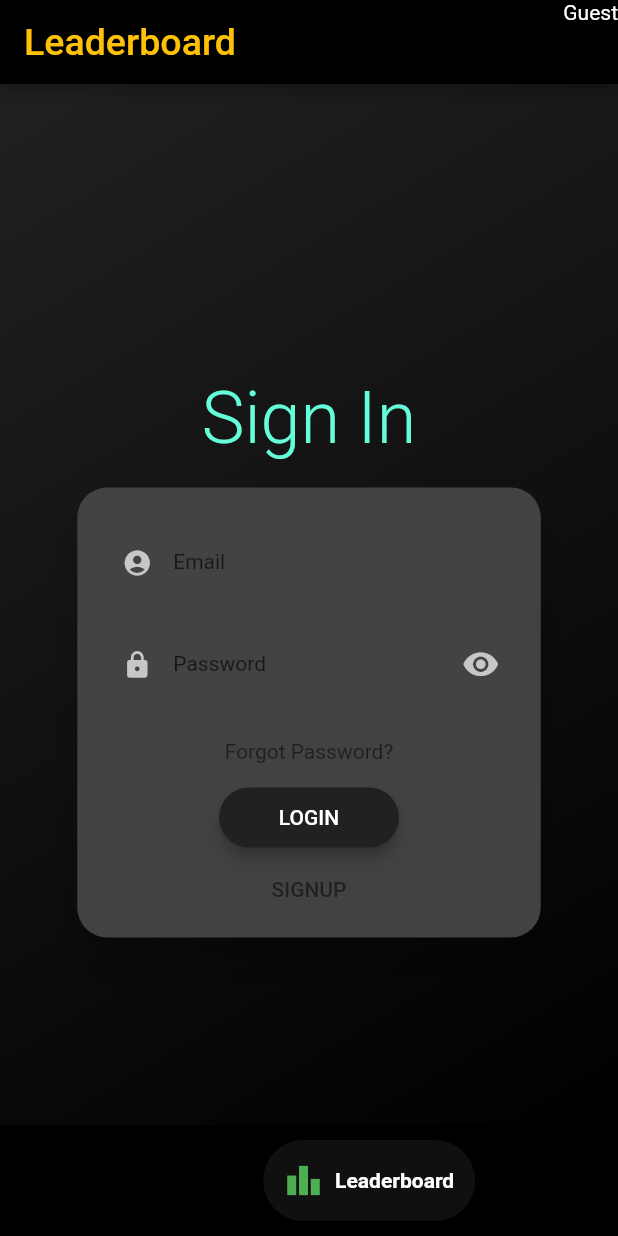
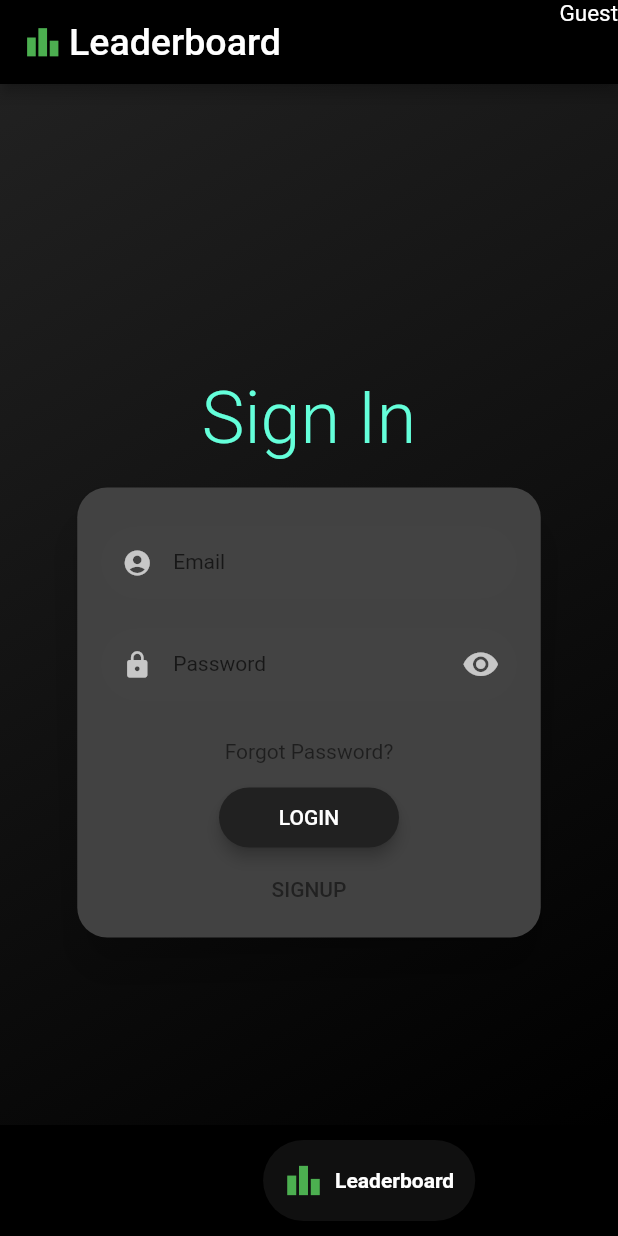
Before and after one commit to AlcidesTheGurj/sdg_thesis, a Flutter app: the screen it shows after launch, item 3 of the bottom bar chosen, on a phone screen of 412 x 824 dp. Run offline on Flutter 3.47's test engine with Material 2 defaults, Android fonts, the light colour scheme and no system bars; drawn by our look-alikes of flutter_login, google_nav_bar; our stand-ins replace cloud_firestore, firebase_auth, firebase_core, firebase_database, flutter_svg, get and 2 more; missing offline and left inert: fluttermoji; accounts and stored records are empty.

```diff
--- a/lib/main.dart
+++ b/lib/main.dart
@@ -7,7 +7,7 @@ import 'package:google_nav_bar/google_nav_bar.dart';
 import 'package:google_fonts/google_fonts.dart';
 import 'package:firebase_database/firebase_database.dart';
 import 'package:firebase_core/firebase_core.dart';
-import 'package:sdg_thesis/blank_page.dart';
+import 'package:sdg_thesis/customization_page.dart';
 import 'package:sdg_thesis/home_page.dart';
 import 'package:sdg_thesis/Personal%20Page/personal_user_page.dart';
 import 'Personal Page/personal_guest_page.dart';
@@ -64,7 +64,7 @@ class _HomeState extends State<Home> {
   //list used to iterate through views
   final List<Widget> views = [
     const MyHomePage(),
-    BlankPage(),
+    const CustomizationPage(),
     const LoginScreen(),
     //const LoginScreen(),
     const WidgetTree()
@@ -73,8 +73,9 @@ class _HomeState extends State<Home> {
   int _selectedIndex = 0;
 
  // List<Color> colors = [Colors.amber, Colors.blue, Colors.green, Colors.red];
-  List<Color> colors = [Colors.amber, Colors.amber, Colors.amber, Colors.amber];
-  List<String> titles = ["Home","Points Shop","Leaderboard","Account"];
+  List<Color> colors = [Colors.amber, Colors.blue, Colors.green, Colors.red];
+  List<String> titles = ["Home","Avatar Palette","Leaderboard","Account"];
+  List<IconData> icons = [Icons.home,Icons.palette,Icons.leaderboard,Icons.person];
 
   @override
   void initState() {
@@ -94,10 +95,17 @@ class _HomeState extends State<Home> {
         backgroundColor: Colors.black,
         appBar: AppBar(
             backgroundColor: Colors.transparent,
-            title: Text(
-              titles[_selectedIndex],
-              style: GoogleFonts.roboto(
-                  fontSize: 25.0, color: colors[_selectedIndex]),
+            // title: Text(
+            //   titles[_selectedIndex],
+            //   style: GoogleFonts.roboto(
+            //       fontSize: 25.0, color: colors[_selectedIndex]),
+            // ),
+            title: Row(
+              children: [
+                Icon(icons[_selectedIndex],color: colors[_selectedIndex],size: 25.0,),
+                SizedBox(width: 5.0,),
+                Text(titles[_selectedIndex],style: GoogleFonts.roboto(fontSize: 25.0),)
+              ],
             ),
             actions: [
               // Text(
@@ -112,17 +120,20 @@ class _HomeState extends State<Home> {
                 return const Center(child: CircularProgressIndicator(),);
               case ConnectionState.active:
                 if (snapshot.hasData){
-                  return Text("${user?.email}");
+                  return Text(style: GoogleFonts.roboto(
+                      fontSize: 15.0),"${user?.email}");
                 }
                 else {
-                  return Text("Guest");
+                  return Text(style: GoogleFonts.roboto(
+                      fontSize: 15.0),"Guest");
                 }
               case ConnectionState.done:
                 if (snapshot.hasData){
-                  return Text("${user?.email}");
+                  return Text(style: GoogleFonts.roboto(
+                      fontSize: 15.0),"${user?.email}");
                 }
                 else {
-                  return Text("Guest");
+                  return const Text("Guest");
                 }
             }
           },
@@ -155,26 +166,26 @@ class _HomeState extends State<Home> {
               },
               tabs: [
                 GButton(
-                  hoverColor: Colors.amber,
-                  icon: Icons.home,
+                  hoverColor: colors[0],
+                  icon: icons[0],
                   text: titles[0],
                   iconActiveColor: Colors.amber,
                 ),
                 GButton(
-                  hoverColor: Colors.blue,
-                  icon: Icons.shopping_cart_sharp,
+                  hoverColor: colors[1],
+                  icon: icons[1],
                   text: titles[1],
                   iconActiveColor: Colors.blue,
                 ),
                 GButton(
-                  hoverColor: Colors.green,
-                  icon: Icons.leaderboard_sharp,
+                  hoverColor: colors[2],
+                  icon: icons[2],
                   text: titles[2],
                   iconActiveColor: Colors.green,
                 ),
                 GButton(
-                  hoverColor: Colors.red,
-                  icon: Icons.person,
+                  hoverColor: colors[3],
+                  icon: icons[3],
                   text: titles[3],
                   iconActiveColor: Colors.red,
                 ),
--- a/pubspec.yaml
+++ b/pubspec.yaml
@@ -48,6 +48,8 @@ dependencies:
   fluttermoji: ^1.0.2
   get: ^4.6.5
   flutter_svg: ^2.0.5
+  animated_icon_button: ^1.0.2
+  rflutter_alert: ^2.0.7
 
 dev_dependencies:
   flutter_test:
```
Also changed, not shown: lib/Quiz/questions.dart (+56 -17 lines), lib/auth.dart (+8 -1 lines), lib/blank_page.dart (deleted, +0 -196 lines), lib/customization_page.dart (added, +349 -0 lines), pubspec.lock.
